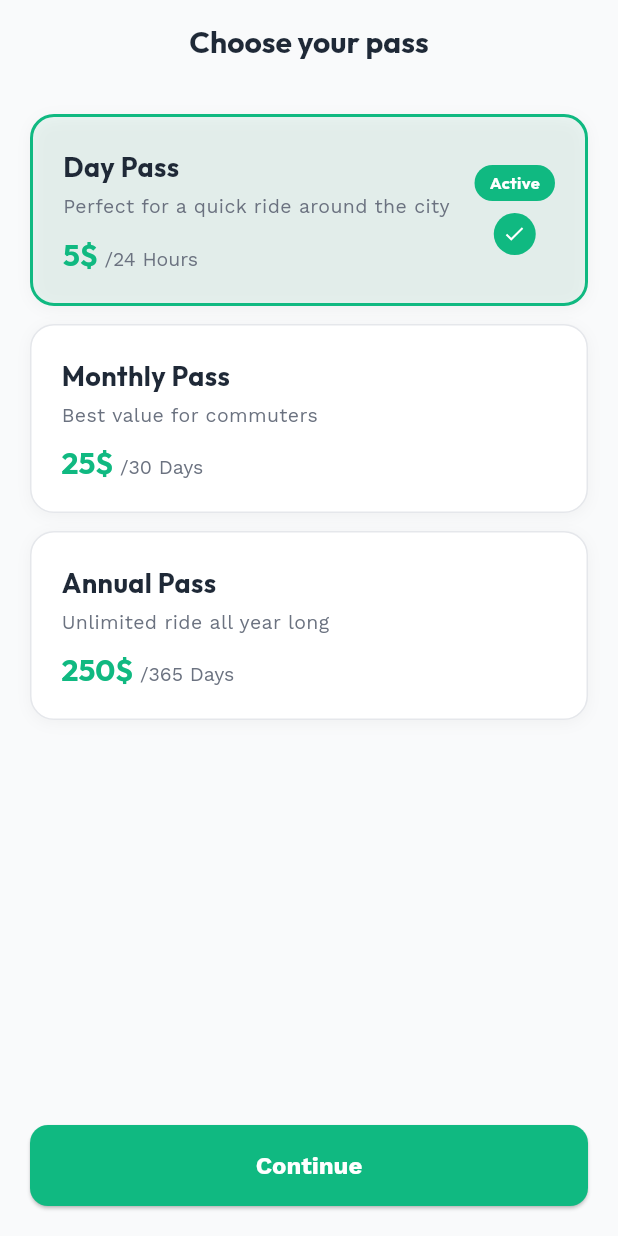
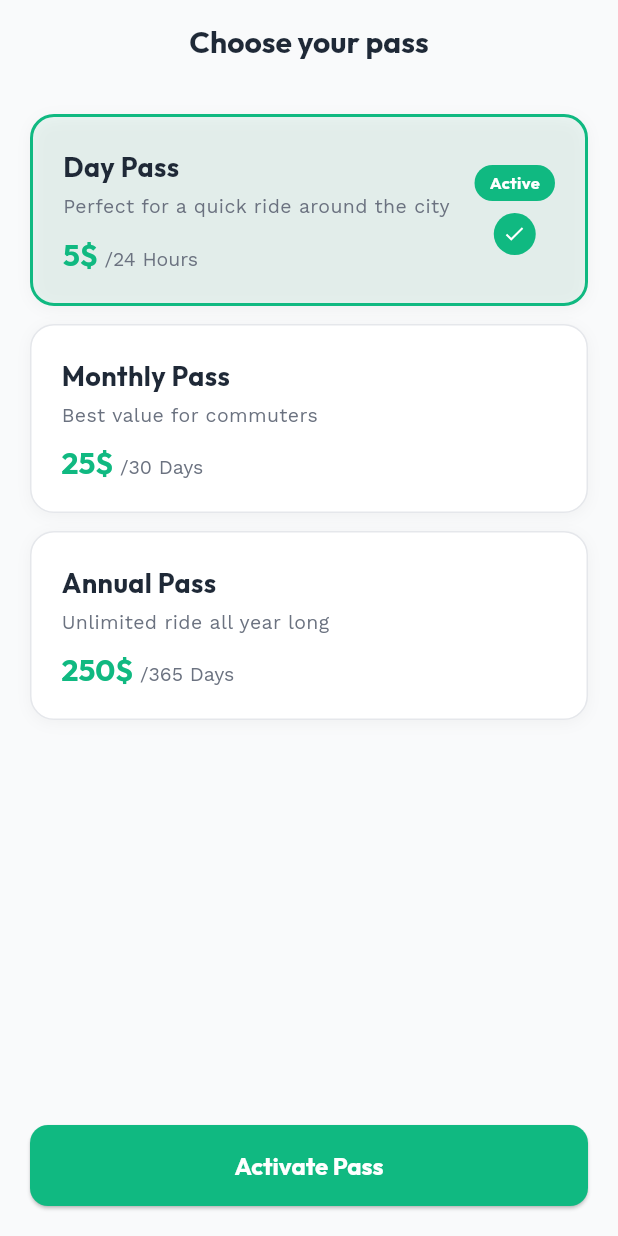
Before and after one commit to sonnevaly/CityBike, a Flutter app: the screen it shows after launch, after a tap on "Day Pass", on a phone screen of 412 x 824 dp. Run offline on Flutter 3.47's test engine with Material 3 defaults, Android fonts, the phone set to English and light mode, and no system bars; our stand-ins replace flutter_svg, google_maps_flutter; accounts and stored records are empty.

Commit message:
update pass content

```diff
--- a/lib/ui/screens/pass_selection/widgets/pass_content.dart
+++ b/lib/ui/screens/pass_selection/widgets/pass_content.dart
@@ -1,8 +1,12 @@
 import 'package:citybike/ui/screens/pass_selection/view_model/pass_view_model.dart';
+import 'package:citybike/ui/theme/app_theme.dart';
 import 'package:citybike/ui/utils/async_value.dart';
 import 'package:flutter/material.dart';
 import 'package:provider/provider.dart';
+import 'active_pass_banner.dart';
+import 'warning_banner.dart';
 import 'pass_card.dart';
+import 'pass_bottom_buttons.dart';
 
 class PassContent extends StatelessWidget {
   const PassContent({super.key});
@@ -10,39 +14,48 @@
   @override
   Widget build(BuildContext context) {
     final vm = context.watch<PassViewModel>();
-    final asyncValue = vm.passPlans;
 
     return Padding(
       padding: const EdgeInsets.all(20.0),
       child: Column(
         children: [
+          // ── Pass List ──────────────────────────────────
           Expanded(
-            child: switch (asyncValue.state) {
+            child: switch (vm.passPlans.state) {
               AsyncValueState.loading => const Center(
-                child: CircularProgressIndicator(),
+                  child: CircularProgressIndicator(color: AppColors.primary),
                 ),
               AsyncValueState.error => const Center(
-                child: Text("Error loading passes"),
+                  child: Text('Error loading passes',
+                      style: TextStyle(fontFamily: 'Outfit')),
                 ),
-              AsyncValueState.success => ListView.builder(
-                itemCount: asyncValue.data!.length,
-                itemBuilder: (context, i) {
-                  final plan = asyncValue.data![i];
-                  return PassCard(
+              AsyncValueState.success => ListView(
+                  children: [
+                    // Active pass banner
+                    if (vm.passState.isPassActive) ...[
+                      ActivePassBanner(passState: vm.passState),
+                      const SizedBox(height: 12),
+                      const WarningBanner(),
+                      const SizedBox(height: 16),
+                    ],
+
+                    // Pass cards
+                    ...vm.passPlans.data!.map((plan) => PassCard(
                           pass: plan,
                           isSelected: vm.selectedPlan == plan,
                           onTap: () => vm.selectPlan(plan),
-                  );
-                },
+                        )),
+                  ],
                 ),
             },
           ),
 
-          ElevatedButton(
-            onPressed: vm.selectedPlan == null
-                ? null
-                : () => _onActivate(context, vm),
-            child: const Text("Continue"),
+          const SizedBox(height: 12),
+
+          // ── Bottom Buttons ─────────────────────────────
+          PassBottomButtons(
+            vm: vm,
+            onActivate: () => _onActivate(context, vm),
           ),
         ],
       ),
@@ -69,7 +82,7 @@
         content: Column(
           mainAxisSize: MainAxisSize.min,
           children: [
-            const Icon(Icons.check_circle, color: Color(0xFF2ECC71), size: 60),
+            const Icon(Icons.check_circle, color: AppColors.primary, size: 60),
             const SizedBox(height: 12),
             const Text(
               'Pass Activated!',
@@ -95,7 +108,7 @@
             },
             child: const Text(
               'Go to Map',
-              style: TextStyle(color: Color(0xFF2ECC71), fontFamily: 'Outfit'),
+              style: TextStyle(color: AppColors.primary, fontFamily: 'Outfit'),
             ),
           ),
         ],
```
Lines whose indentation alone changed are shown as unchanged.
